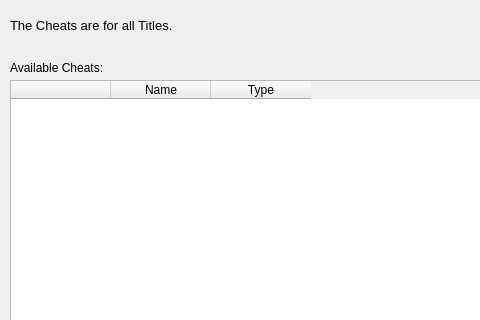
First picture: the form in src/citra_qt/cheat_gui.ui, repository grimtnt/citra, before the edit; both pictures show x 0 to 480 and y 0 to 320 of the 862 by 612 pixel window.
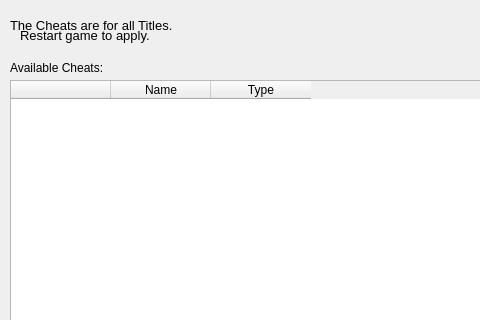
Second picture: the form after the edit.

Commit message: [skip ci]

Diff of the .ui file:
```diff
--- a/src/citra_qt/cheat_gui.ui
+++ b/src/citra_qt/cheat_gui.ui
@@ -37,6 +37,24 @@
         <string>The Cheats are for all Titles.</string>
       </property>
     </widget>
+    <widget class="QLabel" name="labelInfoApply">
+      <property name="geometry">
+        <rect>
+          <x>20</x>
+          <y>20</y>
+          <width>300</width>
+          <height>31</height>
+        </rect>
+      </property>
+      <property name="font">
+        <font>
+          <pointsize>10</pointsize>
+        </font>
+      </property>
+      <property name="text">
+        <string>Restart game to apply.</string>
+      </property>
+    </widget>
     <widget class="QWidget" name="horizontalLayoutWidget">
       <property name="geometry">
         <rect>
```
Left out of the diff: 2 changed lines with no effect on the pictures.
